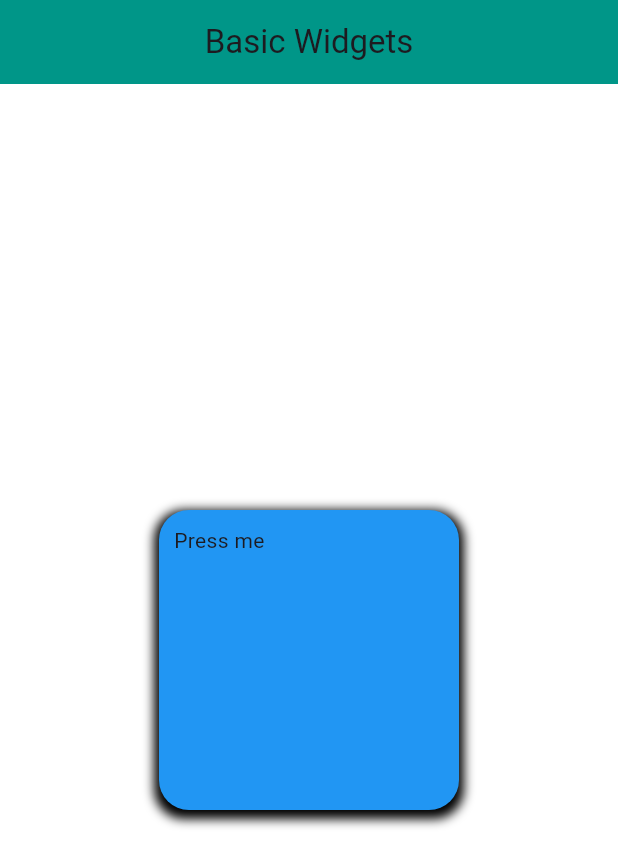
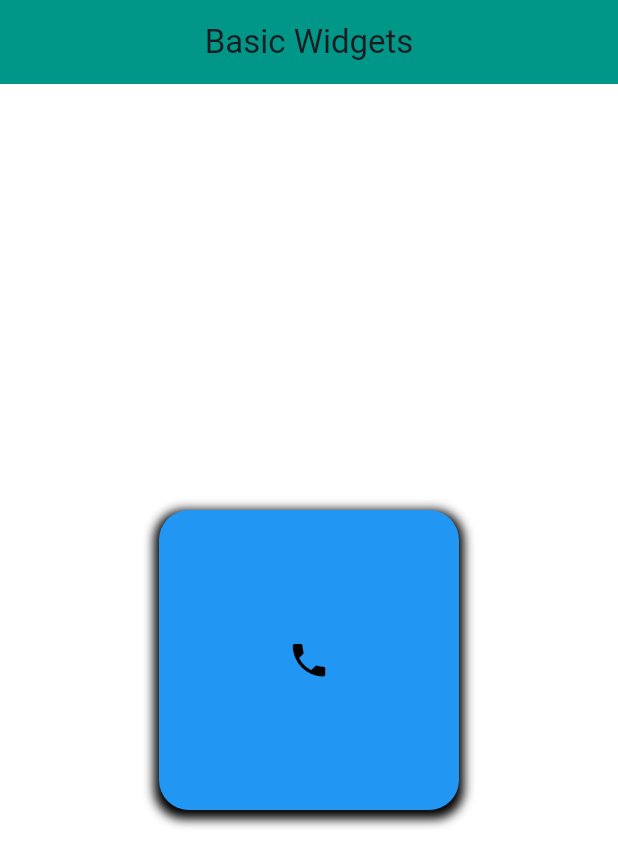
Before and after one commit to ZulfiqarAlam18/100_days_of_flutter, a Flutter app: the screen it shows after launch, on a phone screen of 412 x 824 dp. Shown: the top 867 px of the screen. Run offline on Flutter 3.47's test engine with Material 3 defaults, Android fonts, the light colour scheme and no system bars.

Commit message:
icon widget with container

```diff
--- a/basic_widgets/lib/main.dart
+++ b/basic_widgets/lib/main.dart
@@ -50,7 +50,7 @@
           ),
 
           //child: ElevatedButton(onPressed: (){},child: Text('Press me'),),
-          child: Text('Press me'),
+          child: Icon(Icons.phone,size: 29,color: Colors.black)
         ),
       ),
     );
```
